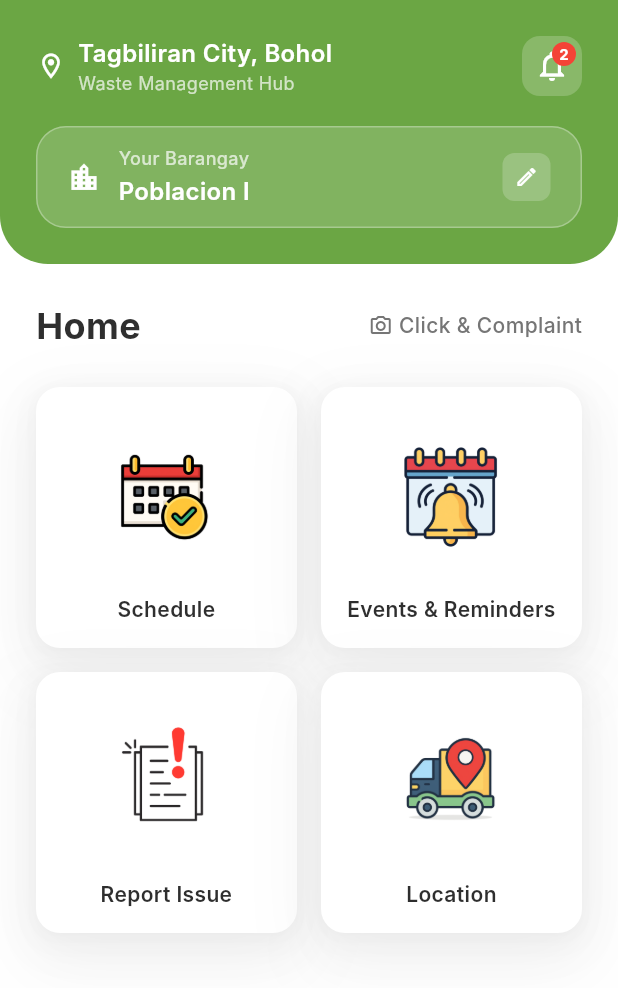
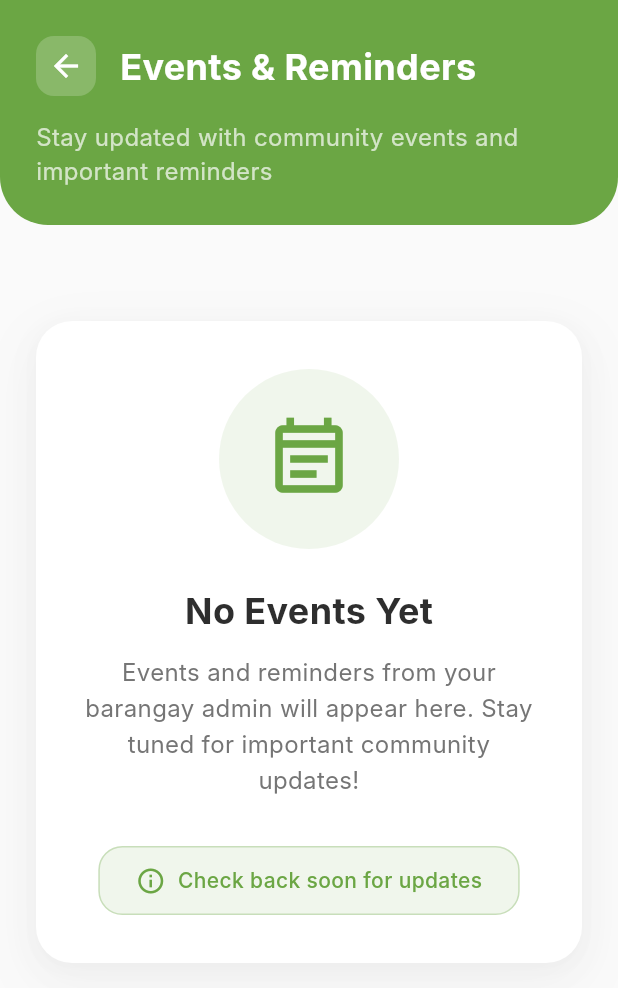
Before and after one commit to ceciliomichael/green_tagbiliran, a Flutter app: the HomeScreen screen opened directly, after a tap on "Events & Reminders", on a phone screen of 412 x 824 dp. Shown: the top 988 px of the screen. Run offline on Flutter 3.47's test engine with Material 3 defaults, Android fonts, the phone set to English and light mode, and no system bars; our stand-ins replace flutter_svg, image_picker; Roboto replaces fonts that are missing (Inter).

Commit message:
Add Events & Reminders and Notifications screens with navigation

```diff
--- a/lib/constants/routes.dart
+++ b/lib/constants/routes.dart
@@ -7,4 +7,6 @@ class AppRoutes {
   static const String reportIssue = '/report-issue';
   static const String issueStatus = '/issue-status';
   static const String schedule = '/schedule';
+  static const String events = '/events';
+  static const String notifications = '/notifications';
 }
--- a/lib/main.dart
+++ b/lib/main.dart
@@ -7,6 +7,8 @@ import 'screens/main/main_screen.dart';
 import 'screens/report/report_issue_screen.dart';
 import 'screens/report/issue_status_screen.dart';
 import 'screens/schedule/schedule_screen.dart';
+import 'screens/events/events_screen.dart';
+import 'screens/notifications/notifications_screen.dart';
 import 'constants/routes.dart';
 import 'constants/colors.dart';
 
@@ -40,6 +42,8 @@ class MainApp extends StatelessWidget {
         AppRoutes.reportIssue: (context) => const ReportIssueScreen(),
         AppRoutes.issueStatus: (context) => const IssueStatusScreen(),
         AppRoutes.schedule: (context) => const ScheduleScreen(),
+        AppRoutes.events: (context) => const EventsScreen(),
+        AppRoutes.notifications: (context) => const NotificationsScreen(),
       },
     );
   }
--- /dev/null
+++ b/lib/screens/events/events_screen.dart
@@ -0,0 +1,188 @@
+import 'package:flutter/material.dart';
+import '../../constants/colors.dart';
+
+class EventsScreen extends StatefulWidget {
+  const EventsScreen({super.key});
+
+  @override
+  State<EventsScreen> createState() => _EventsScreenState();
+}
+
+class _EventsScreenState extends State<EventsScreen> {
+  Widget _buildHeader() {
+    return Container(
+      padding: const EdgeInsets.all(24),
+      decoration: BoxDecoration(
+        color: AppColors.primaryGreen,
+        borderRadius: const BorderRadius.only(
+          bottomLeft: Radius.circular(32),
+          bottomRight: Radius.circular(32),
+        ),
+      ),
+      child: Column(
+        crossAxisAlignment: CrossAxisAlignment.start,
+        children: [
+          // Top row with back button and title
+          Row(
+            children: [
+              GestureDetector(
+                onTap: () => Navigator.pop(context),
+                child: Container(
+                  padding: const EdgeInsets.all(8),
+                  decoration: BoxDecoration(
+                    color: Colors.white.withValues(alpha: 0.2),
+                    borderRadius: BorderRadius.circular(12),
+                  ),
+                  child: const Icon(
+                    Icons.arrow_back,
+                    color: Colors.white,
+                    size: 24,
+                  ),
+                ),
+              ),
+              const SizedBox(width: 16),
+              const Expanded(
+                child: Text(
+                  'Events & Reminders',
+                  style: TextStyle(
+                    color: Colors.white,
+                    fontSize: 24,
+                    fontWeight: FontWeight.bold,
+                  ),
+                ),
+              ),
+            ],
+          ),
+          const SizedBox(height: 16),
+          const Text(
+            'Stay updated with community events and important reminders',
+            style: TextStyle(color: Colors.white70, fontSize: 16),
+          ),
+        ],
+      ),
+    );
+  }
+
+  Widget _buildEmptyState() {
+    return Container(
+      width: double.infinity,
+      margin: const EdgeInsets.all(24),
+      padding: const EdgeInsets.all(32),
+      decoration: BoxDecoration(
+        color: AppColors.pureWhite,
+        borderRadius: BorderRadius.circular(24),
+        boxShadow: [
+          BoxShadow(
+            color: AppColors.shadowDark.withValues(alpha: 0.3),
+            offset: const Offset(0, 12),
+            blurRadius: 32,
+            spreadRadius: 4,
+          ),
+          BoxShadow(
+            color: AppColors.shadowDark.withValues(alpha: 0.2),
+            offset: const Offset(0, 6),
+            blurRadius: 18,
+            spreadRadius: 2,
+          ),
+          BoxShadow(
+            color: AppColors.shadowDark.withValues(alpha: 0.15),
+            offset: const Offset(0, 3),
+            blurRadius: 8,
+            spreadRadius: 1,
+          ),
+        ],
+      ),
+      child: Column(
+        mainAxisAlignment: MainAxisAlignment.center,
+        children: [
+          Container(
+            width: 120,
+            height: 120,
+            decoration: BoxDecoration(
+              color: AppColors.primaryGreen.withValues(alpha: 0.1),
+              borderRadius: BorderRadius.circular(60),
+            ),
+            child: const Icon(
+              Icons.event_note_outlined,
+              size: 60,
+              color: AppColors.primaryGreen,
+            ),
+          ),
+          const SizedBox(height: 24),
+          const Text(
+            'No Events Yet',
+            style: TextStyle(
+              fontSize: 24,
+              fontWeight: FontWeight.bold,
+              color: AppColors.textPrimary,
+            ),
+          ),
+          const SizedBox(height: 12),
+          Text(
+            'Events and reminders from your barangay admin will appear here. Stay tuned for important community updates!',
+            textAlign: TextAlign.center,
+            style: TextStyle(
+              fontSize: 16,
+              color: AppColors.textSecondary,
+              height: 1.5,
+            ),
+          ),
+          const SizedBox(height: 32),
+          Container(
+            padding: const EdgeInsets.symmetric(horizontal: 24, vertical: 12),
+            decoration: BoxDecoration(
+              color: AppColors.primaryGreen.withValues(alpha: 0.1),
+              borderRadius: BorderRadius.circular(16),
+              border: Border.all(
+                color: AppColors.primaryGreen.withValues(alpha: 0.3),
+                width: 1,
+              ),
+            ),
+            child: Row(
+              mainAxisSize: MainAxisSize.min,
+              children: [
+                Icon(
+                  Icons.info_outline,
+                  size: 20,
+                  color: AppColors.primaryGreen,
+                ),
+                const SizedBox(width: 8),
+                const Text(
+                  'Check back soon for updates',
+                  style: TextStyle(
+                    fontSize: 14,
+                    fontWeight: FontWeight.w500,
+                    color: AppColors.primaryGreen,
+                  ),
+                ),
+              ],
+            ),
+          ),
+        ],
+      ),
+    );
+  }
+
+  @override
+  Widget build(BuildContext context) {
+    return Scaffold(
+      backgroundColor: AppColors.surfaceWhite,
+      body: Column(
+        children: [
+          _buildHeader(),
+          Expanded(
+            child: SingleChildScrollView(
+              child: Column(
+                children: [
+                  const SizedBox(height: 40),
+                  _buildEmptyState(),
+                  const SizedBox(height: 40),
+                ],
+              ),
+            ),
+          ),
+        ],
+      ),
+    );
+  }
+}
--- a/lib/screens/home/home_screen.dart
+++ b/lib/screens/home/home_screen.dart
@@ -190,7 +190,11 @@ class _HomeScreenState extends State<HomeScreen> {
               ),
 
               // Notification icon with badge
-              Stack(
+              GestureDetector(
+                onTap: () {
+                  Navigator.pushNamed(context, AppRoutes.notifications);
+                },
+                child: Stack(
                   children: [
                     Container(
                       padding: const EdgeInsets.all(8),
@@ -227,6 +231,7 @@ class _HomeScreenState extends State<HomeScreen> {
                       ),
                     ),
                   ],
+                ),
               ),
             ],
           ),
@@ -346,6 +351,8 @@ class _HomeScreenState extends State<HomeScreen> {
               Navigator.pushNamed(context, AppRoutes.reportIssue);
             } else if (feature.title == 'Schedule') {
               Navigator.pushNamed(context, AppRoutes.schedule);
+            } else if (feature.title == 'Events & Reminders') {
+              Navigator.pushNamed(context, AppRoutes.events);
             }
           },
           child: Padding(
```
Also changed, not shown: lib/screens/notifications/notifications_screen.dart (added, +303 -0 lines). Lines whose indentation alone changed are shown as unchanged.
